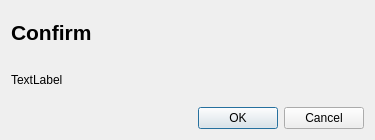
Qt form Graffik/gui/core/Dialogs/confirmdialog.ui (DynamicPerception/Graffik_Legacy) before a commit.
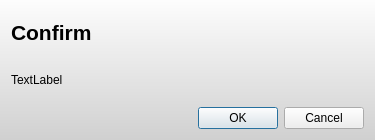
The same form after that commit.

```diff
--- a/Graffik/gui/core/Dialogs/confirmdialog.ui
+++ b/Graffik/gui/core/Dialogs/confirmdialog.ui
@@ -19,6 +19,11 @@
   <property name="windowTitle">
    <string>Confirm</string>
   </property>
+  <property name="styleSheet">
+   <string notr="true">#ConfirmDialog {
+background-color: qlineargradient(spread:pad, x1:0, y1:0, x2:0, y2:1, stop:0 rgba(253, 253, 253, 255), stop:1 rgba(208, 208, 208, 255));
+}</string>
+  </property>
   <layout class="QVBoxLayout" name="verticalLayout">
    <item>
     <widget class="QLabel" name="headingLabel">
```
